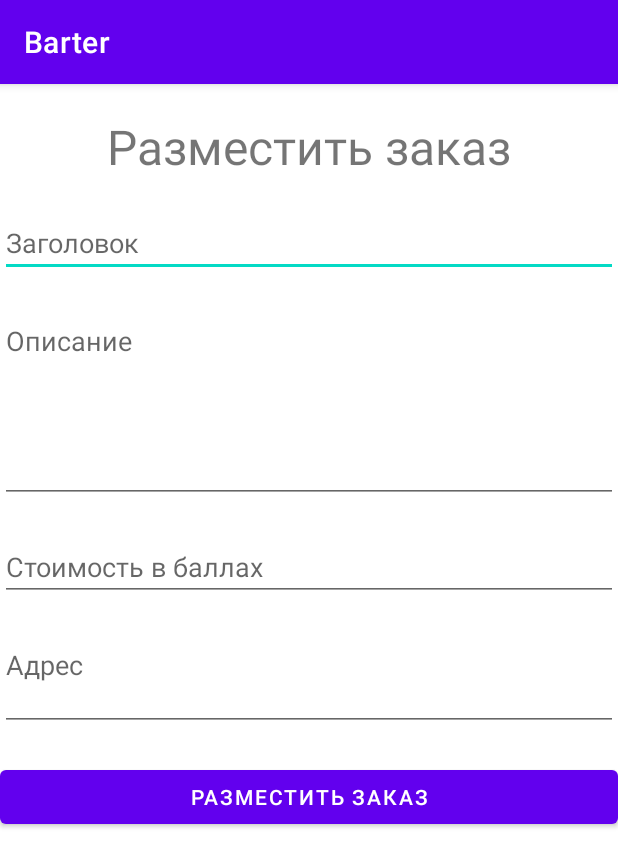
After one commit to BorisBredikhin/Barter, an Android app: the NewTaskActivity screen opened directly, with no data from a screen before it, on a phone screen of 412 x 824 dp. The commit adds this screen. Shown: the top 867 px of the screen. Run offline under Robolectric (Android 15) with nearby library versions, the phone set to English and light mode, and no system bars.

Commit message:
activity to add a new task

```diff
--- /dev/null
+++ b/BarterAndroid/app/src/main/java/ru/bredikhinpechnnikov/barter/ui/NewTaskActivity.kt
@@ -0,0 +1,12 @@
+package ru.bredikhinpechnnikov.barter.ui
+
+import androidx.appcompat.app.AppCompatActivity
+import android.os.Bundle
+import ru.bredikhinpechnnikov.barter.R
+
+class NewTaskActivity : AppCompatActivity() {
+    override fun onCreate(savedInstanceState: Bundle?) {
+        super.onCreate(savedInstanceState)
+        setContentView(R.layout.activity_new_task)
+    }
+}
--- /dev/null
+++ b/BarterAndroid/app/src/main/res/layout/activity_new_task.xml
@@ -0,0 +1,83 @@
+<?xml version="1.0" encoding="utf-8"?>
+<ScrollView
+    xmlns:android="http://schemas.android.com/apk/res/android"
+    xmlns:app="http://schemas.android.com/apk/res-auto"
+    xmlns:tools="http://schemas.android.com/tools"
+    android:layout_width="match_parent"
+    android:layout_height="match_parent"
+    tools:context=".ui.NewTaskActivity">
+<androidx.constraintlayout.widget.ConstraintLayout
+    android:layout_width="match_parent"
+    android:layout_height="wrap_content">  <TextView
+        android:id="@+id/new_task_label"
+        android:layout_width="wrap_content"
+        android:layout_height="wrap_content"
+        android:text="@string/new_task"
+        app:layout_constraintStart_toStartOf="parent"
+        app:layout_constraintEnd_toEndOf="parent"
+        android:textSize="32sp"
+        app:layout_constraintTop_toTopOf="parent"
+        android:layout_marginTop="20dp"/>
+
+    <EditText
+        android:id="@+id/new_task_title"
+        android:layout_width="match_parent"
+        android:layout_height="wrap_content"
+        android:hint="@string/title"
+        app:layout_constraintTop_toBottomOf="@id/new_task_label"
+        android:layout_marginTop="20sp"/>
+
+    <EditText
+        android:id="@+id/new_task_description"
+        android:layout_width="match_parent"
+        android:layout_height="wrap_content"
+        android:ems="10"
+        android:gravity="start|top"
+        android:inputType="textMultiLine"
+    app:layout_constraintStart_toStartOf="parent"
+        app:layout_constraintEnd_toEndOf="parent"
+        app:layout_constraintTop_toBottomOf="@id/new_task_title"
+        android:layout_marginTop="20sp"
+        android:hint="@string/description"
+        android:lines="5"
+        android:foregroundGravity="top|left"
+        android:scrollbars="vertical"
+        />
+
+    <EditText
+        android:id="@+id/new_task_price"
+        android:layout_width="match_parent"
+        android:layout_height="wrap_content"
+        app:layout_constraintStart_toStartOf="parent"
+        app:layout_constraintTop_toBottomOf="@id/new_task_description"
+        android:inputType="numberDecimal"
+        android:layout_marginTop="20sp"
+        android:hint="@string/task_price_in_points"/>
+
+
+    <EditText
+        android:id="@+id/new_task_address"
+        android:layout_width="match_parent"
+        android:layout_height="wrap_content"
+        android:ems="10"
+        android:gravity="start|top"
+        android:inputType="textMultiLine"
+        app:layout_constraintStart_toStartOf="parent"
+        app:layout_constraintEnd_toEndOf="parent"
+        app:layout_constraintTop_toBottomOf="@id/new_task_price"
+        android:layout_marginTop="20sp"
+        android:hint="@string/address"
+        android:lines="2"
+        android:foregroundGravity="top|left"
+        android:scrollbars="vertical"
+        />
+
+    <Button
+        android:layout_width="match_parent"
+        android:layout_height="wrap_content"
+        android:id="@+id/add_new_task"
+        app:layout_constraintTop_toBottomOf="@id/new_task_address"
+        android:layout_marginTop="20sp"
+        android:text="@string/new_task"/>
+</androidx.constraintlayout.widget.ConstraintLayout>
+</ScrollView>
--- a/BarterAndroid/app/src/main/res/values/strings.xml
+++ b/BarterAndroid/app/src/main/res/values/strings.xml
@@ -40,4 +40,8 @@
     <string name="rating_as_customer">Rating as customer</string>
     <string name="rating_as_customer_executor">Rating as customer/executor</string>
     <string name="new_task">Разместить заказ</string>
+    <string name="title">Заголовок</string>
+    <string name="description">Описание</string>
+    <string name="task_price_in_points">Стоимость в баллах</string>
+    <string name="address">Адрес</string>
 </resources>
```
Also changed, not shown: BarterAndroid/app/src/main/AndroidManifest.xml (+9 -7 lines), BarterAndroid/app/src/main/java/ru/bredikhinpechnnikov/barter/ui/AppActivity.kt (+10 -1 lines), 6 other files.
